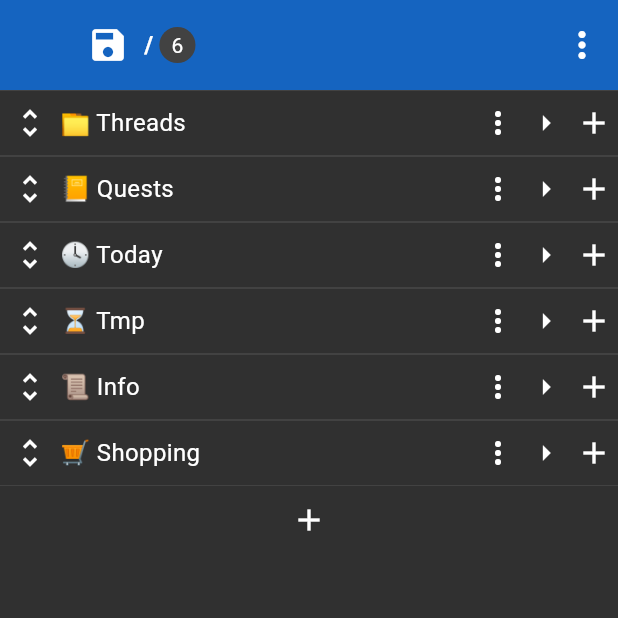
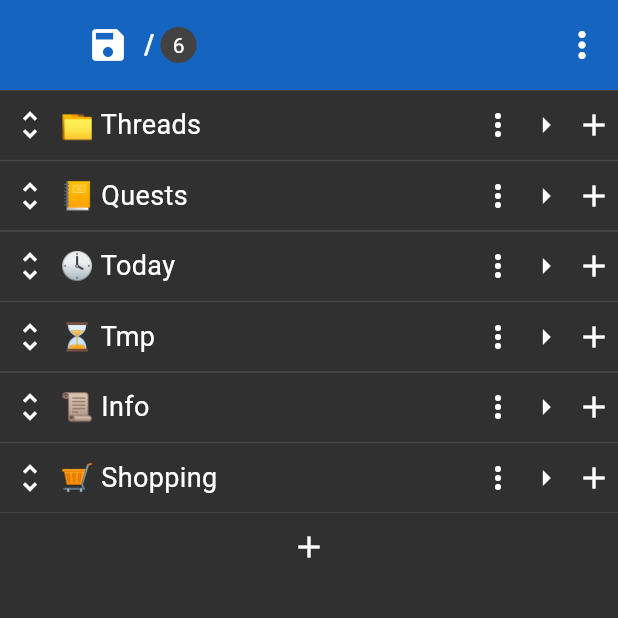
Before and after one commit to igrek51/todotree, a Flutter app: the screen it shows after launch, on a phone screen of 412 x 824 dp, the top half of it. Run offline on Flutter 3.47's test engine with Material 3 defaults, Android fonts, the phone set to English and light mode, and no system bars; drawn by our look-alikes of flutter_slidable; our stand-ins replace file_picker, permission_handler, settings_ui, shared_preferences, yaml; missing offline and left inert: move_to_background, window_manager, yaml_writer.

Commit message:
Increase font size

```diff
--- a/lib/views/editor/editor_widget.dart
+++ b/lib/views/editor/editor_widget.dart
@@ -25,7 +25,7 @@ class EditorWidget extends StatelessWidget {
       ),
       style: TextStyle(
         color: Colors.white,
-        fontSize: 18,
+        fontSize: 20,
       ),
       onSubmitted: (value) => editorController.concludeNumericInput(),
     );
--- a/lib/views/home/title_bar.dart
+++ b/lib/views/home/title_bar.dart
@@ -106,7 +106,7 @@ class TitleBar extends StatelessWidget {
           style: TextStyle(
             color: Colors.white,
             fontWeight: FontWeight.bold,
-            fontSize: 16,
+            fontSize: 18,
           ),
         ),
       ),
--- a/lib/views/tree_browser/browser_widget.dart
+++ b/lib/views/tree_browser/browser_widget.dart
@@ -254,7 +254,7 @@ class _TreeListItemWidgetState extends State<TreeListItemWidget> {
             treeTraverser.displayLinkName(widget.treeItem),
             style: TextStyle(
               color: Color(0xFFD2D2D2),
-              fontSize: 16,
+              fontSize: 18,
               decoration: TextDecoration.underline,
             ),
           ),
@@ -268,7 +268,7 @@ class _TreeListItemWidgetState extends State<TreeListItemWidget> {
             widget.treeItem.name,
             style: TextStyle(
               color: Colors.white,
-              fontSize: 16,
+              fontSize: 18,
             ),
           ),
         ),
@@ -284,7 +284,7 @@ class _TreeListItemWidgetState extends State<TreeListItemWidget> {
                   widget.treeItem.name,
                   style: TextStyle(
                     color: Colors.white,
-                    fontSize: 16,
+                    fontSize: 18,
                     fontWeight: FontWeight.bold,
                   ),
                 ),
```
Also changed, not shown: 1 other file.
